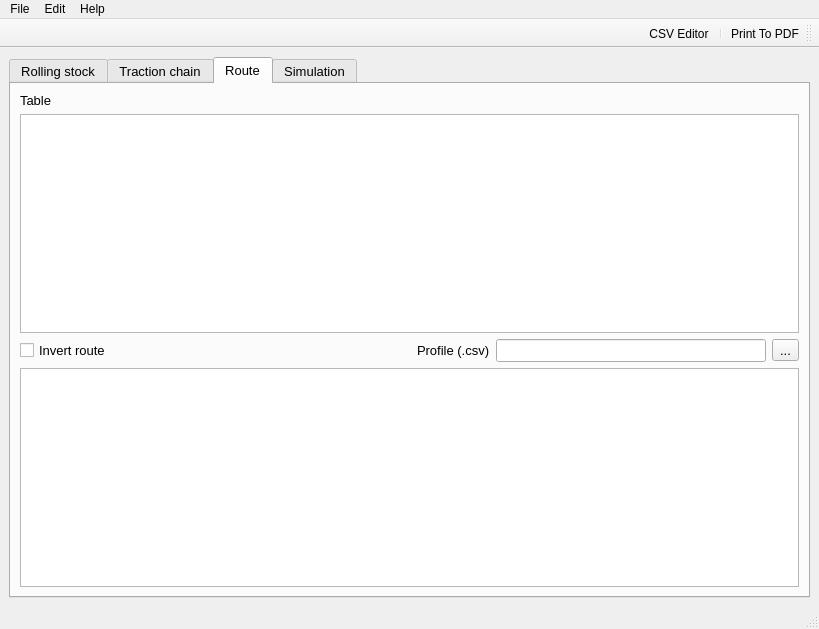
Before: the Qt Designer form RailwaySim_GUI.ui in danicc097/RailwaySim, drawn with Qt 5.
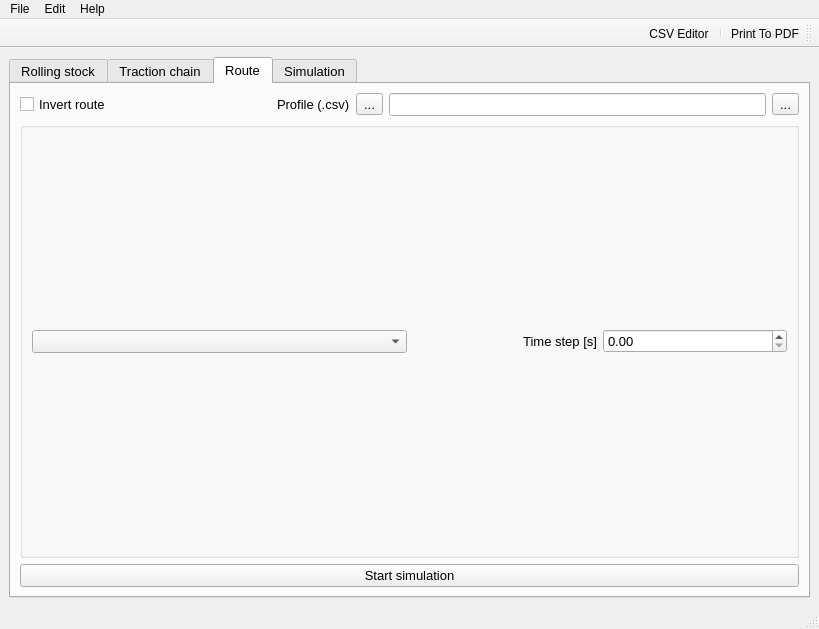
After: the same form once the commit is applied. The open tabs and pages were chosen to show the change. Icons and pictures are not drawn.

```diff
--- a/RailwaySim_GUI.ui
+++ b/RailwaySim_GUI.ui
@@ -1769,17 +1769,7 @@
        <attribute name="title">
         <string>Route</string>
        </attribute>
-       <layout class="QVBoxLayout" name="verticalLayout_17">
-        <item>
-         <widget class="QLabel" name="label_42">
-          <property name="text">
-           <string>Table</string>
-          </property>
-         </widget>
-        </item>
-        <item>
-         <widget class="QTableWidget" name="tableWidget"/>
-        </item>
+       <layout class="QVBoxLayout" name="verticalLayout_2">
         <item>
          <layout class="QHBoxLayout" name="horizontalLayout_42">
           <item>
@@ -1799,7 +1789,7 @@
             </property>
             <property name="sizeHint" stdset="0">
              <size>
-              <width>300</width>
+              <width>160</width>
               <height>20</height>
              </size>
             </property>
@@ -1813,7 +1803,14 @@
            </widget>
           </item>
           <item>
-           <widget class="QLineEdit" name="profileLoadFilename">
+           <widget class="QToolButton" name="ProfileEditButton">
+            <property name="text">
+             <string>...</string>
+            </property>
+           </widget>
+          </item>
+          <item>
+           <widget class="QLineEdit" name="ProfileLoadFilename">
             <property name="readOnly">
              <bool>true</bool>
             </property>
@@ -1829,34 +1826,52 @@
          </layout>
         </item>
         <item>
-         <widget class="QGraphicsView" name="graphicsView"/>
-        </item>
-       </layout>
-      </widget>
-      <widget class="QWidget" name="Sim">
-       <attribute name="title">
-        <string>Simulation</string>
-       </attribute>
        <widget class="QGroupBox" name="groupBox_15">
-        <property name="geometry">
-         <rect>
-          <x>20</x>
-          <y>20</y>
-          <width>231</width>
-          <height>81</height>
-         </rect>
-        </property>
         <property name="title">
          <string/>
         </property>
-        <layout class="QVBoxLayout" name="verticalLayout_2">
+          <layout class="QHBoxLayout" name="horizontalLayout_28">
+           <item>
+            <widget class="QComboBox" name="combo_solver">
+             <property name="editable">
+              <bool>false</bool>
+             </property>
+             <property name="currentText">
+              <string>Select solver method</string>
+             </property>
+             <property name="placeholderText">
+              <string>Select solver method</string>
+             </property>
+             <item>
+              <property name="text">
+               <string>Minimize operation time</string>
+              </property>
+             </item>
+             <item>
+              <property name="text">
+               <string>Minimize energy consumption</string>
+              </property>
+             </item>
+             <item>
+              <property name="text">
+               <string>Fixed travel time</string>
+              </property>
+             </item>
+            </widget>
+           </item>
          <item>
           <layout class="QHBoxLayout" name="horizontalLayout_53">
            <item>
             <widget class="QLabel" name="label_55">
+               <property name="layoutDirection">
+                <enum>Qt::LeftToRight</enum>
+               </property>
              <property name="text">
               <string>Time step [s]</string>
              </property>
+               <property name="alignment">
+                <set>Qt::AlignRight|Qt::AlignTrailing|Qt::AlignVCenter</set>
+               </property>
             </widget>
            </item>
            <item>
@@ -1883,36 +1898,22 @@
            </item>
           </layout>
          </item>
-         <item>
-          <widget class="QComboBox" name="comboBox">
-           <property name="editable">
-            <bool>false</bool>
-           </property>
-           <property name="currentText">
-            <string>Select solver method</string>
-           </property>
-           <property name="placeholderText">
-            <string>Select solver method</string>
-           </property>
-           <item>
-            <property name="text">
-             <string>Minimize operation time</string>
-            </property>
+          </layout>
+         </widget>
            </item>
            <item>
+         <widget class="QPushButton" name="StartSimButton">
             <property name="text">
-             <string>Minimize energy consumption</string>
-            </property>
-           </item>
-           <item>
-            <property name="text">
-             <string>Fixed travel time</string>
-            </property>
-           </item>
+           <string>Start simulation</string>
+          </property>
           </widget>
          </item>
         </layout>
        </widget>
+      <widget class="QWidget" name="SimulationTab">
+       <attribute name="title">
+        <string>Simulation</string>
+       </attribute>
       </widget>
      </widget>
     </item>
```
Left out of the diff: 74 changed lines with no effect on the pictures. Lines whose indentation alone changed are shown as unchanged.
